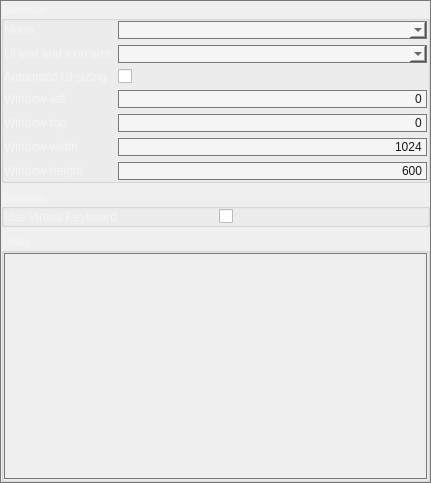
OpenFairWind/FairWindSK, file ui/settings/Main.ui: the form before one commit.
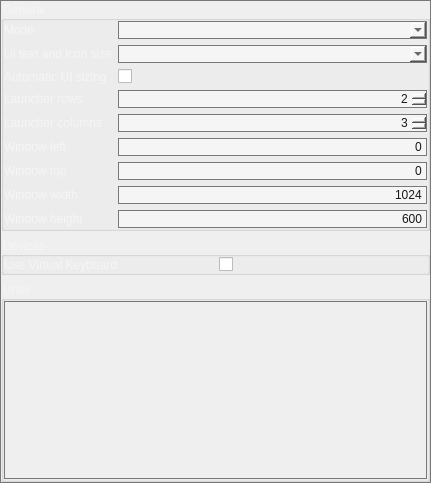
The form after the commit.

Commit message: Add configurable launcher grid layout

Patch:
```diff
--- a/ui/settings/Main.ui
+++ b/ui/settings/Main.ui
@@ -20,7 +20,7 @@
 QLabel {
     color: rgb(245, 245, 245);
 }
-QLineEdit, QComboBox, QAbstractItemView, QScrollArea {
+QLineEdit, QComboBox, QAbstractItemView, QScrollArea, QSpinBox {
     background-color: rgb(245, 245, 245);
     color: rgb(24, 24, 24);
     border: 1px solid rgb(120, 120, 120);
@@ -124,13 +124,59 @@
            </widget>
           </item>
           <item row="3" column="0">
+           <widget class="QLabel" name="label_launcherRows">
+            <property name="text">
+             <string>Launcher rows</string>
+            </property>
+           </widget>
+          </item>
+          <item row="3" column="1">
+           <widget class="QSpinBox" name="spinBox_launcherRows">
+            <property name="minimum">
+             <number>1</number>
+            </property>
+            <property name="maximum">
+             <number>6</number>
+            </property>
+            <property name="value">
+             <number>2</number>
+            </property>
+            <property name="alignment">
+             <set>Qt::AlignRight|Qt::AlignTrailing|Qt::AlignVCenter</set>
+            </property>
+           </widget>
+          </item>
+          <item row="4" column="0">
+           <widget class="QLabel" name="label_launcherColumns">
+            <property name="text">
+             <string>Launcher columns</string>
+            </property>
+           </widget>
+          </item>
+          <item row="4" column="1">
+           <widget class="QSpinBox" name="spinBox_launcherColumns">
+            <property name="minimum">
+             <number>1</number>
+            </property>
+            <property name="maximum">
+             <number>8</number>
+            </property>
+            <property name="value">
+             <number>3</number>
+            </property>
+            <property name="alignment">
+             <set>Qt::AlignRight|Qt::AlignTrailing|Qt::AlignVCenter</set>
+            </property>
+           </widget>
+          </item>
+          <item row="5" column="0">
            <widget class="QLabel" name="label_windowLeft">
             <property name="text">
              <string>Window left</string>
             </property>
            </widget>
           </item>
-          <item row="3" column="1">
+          <item row="5" column="1">
            <widget class="QLineEdit" name="lineEdit_left">
             <property name="enabled">
              <bool>false</bool>
@@ -143,14 +189,14 @@
             </property>
            </widget>
           </item>
-          <item row="4" column="0">
+          <item row="6" column="0">
            <widget class="QLabel" name="label_windowTop">
             <property name="text">
              <string>Window top</string>
             </property>
            </widget>
           </item>
-          <item row="4" column="1">
+          <item row="6" column="1">
            <widget class="QLineEdit" name="lineEdit_top">
             <property name="enabled">
              <bool>false</bool>
@@ -163,14 +209,14 @@
             </property>
            </widget>
           </item>
-          <item row="5" column="0">
+          <item row="7" column="0">
            <widget class="QLabel" name="label_windowWidth">
             <property name="text">
              <string>Window width</string>
             </property>
            </widget>
           </item>
-          <item row="5" column="1">
+          <item row="7" column="1">
            <widget class="QLineEdit" name="lineEdit_width">
             <property name="enabled">
              <bool>false</bool>
@@ -183,14 +229,14 @@
             </property>
            </widget>
           </item>
-          <item row="6" column="0">
+          <item row="8" column="0">
            <widget class="QLabel" name="label_windowHeight">
             <property name="text">
              <string>Window height</string>
             </property>
            </widget>
           </item>
-          <item row="6" column="1">
+          <item row="8" column="1">
            <widget class="QLineEdit" name="lineEdit_height">
             <property name="enabled">
              <bool>false</bool>
```
The commit also changes 7 other files.
